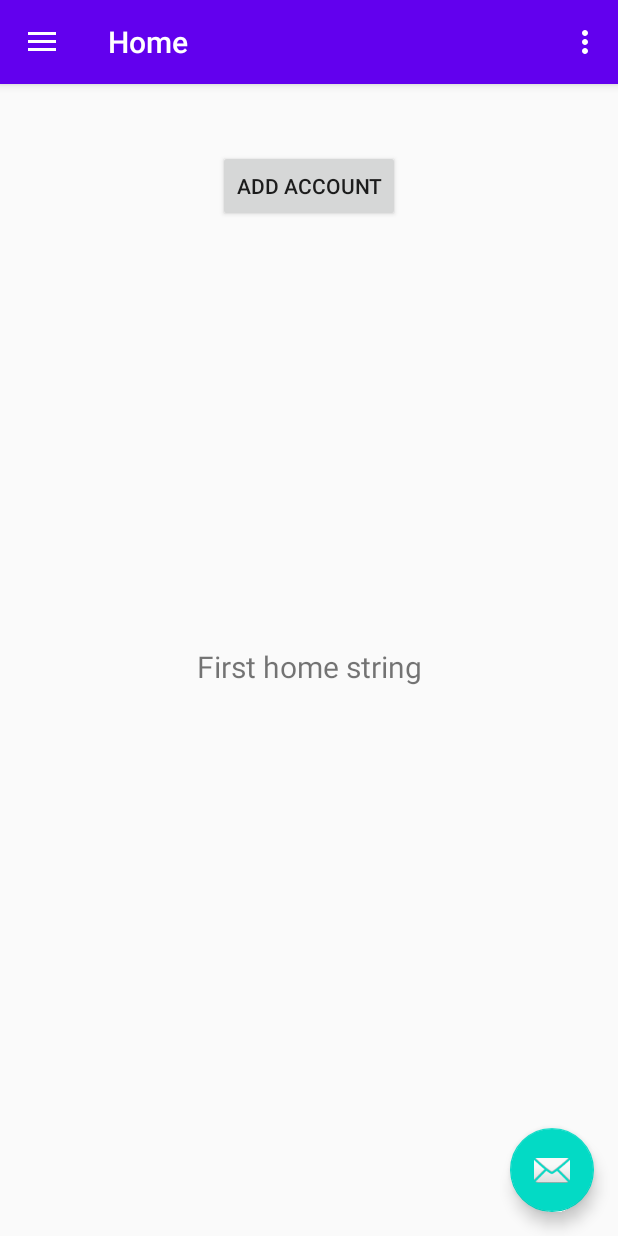
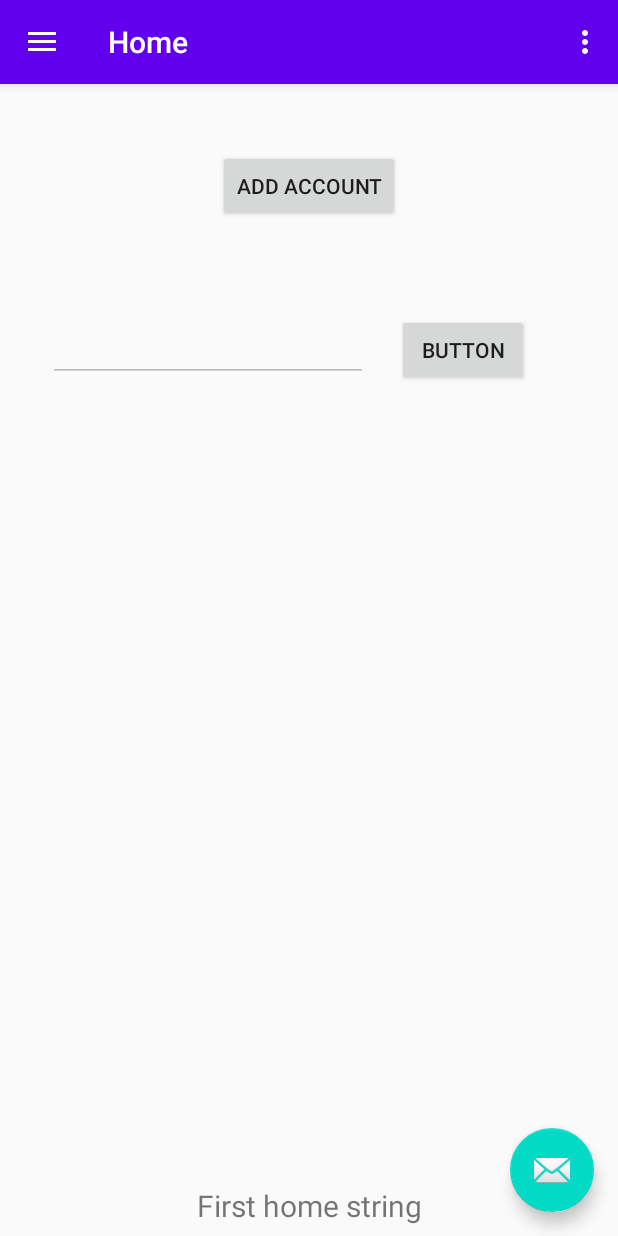
Before and after one commit to EduSFreitas/SyncFiles, an Android app: the screen it shows after launch (MainActivity), on a phone screen of 412 x 824 dp. Run offline under Robolectric (Android 15) with nearby library versions, the phone set to English and light mode, and no system bars; our stand-ins replace Timber, navigation-ui; libraries missing offline, so code that uses them is left out: com.google.api.client, com.google.api.services.

```diff
--- a/app/src/main/res/layout/content_main.xml
+++ b/app/src/main/res/layout/content_main.xml
@@ -19,7 +19,7 @@
         app:navGraph="@navigation/mobile_navigation" />
 
     <Button
-        android:id="@+id/button"
+        android:id="@+id/add_account_button"
         android:layout_width="wrap_content"
         android:layout_height="wrap_content"
         android:layout_marginTop="44dp"
@@ -28,4 +28,28 @@
         app:layout_constraintHorizontal_bias="0.5"
         app:layout_constraintStart_toStartOf="parent"
         app:layout_constraintTop_toTopOf="parent" />
+
+    <EditText
+        android:id="@+id/file_path_text"
+        android:layout_width="wrap_content"
+        android:layout_height="wrap_content"
+        android:layout_marginStart="32dp"
+        android:ems="10"
+        android:enabled="false"
+        android:inputType="textPersonName"
+        android:text=""
+        app:layout_constraintBottom_toBottomOf="parent"
+        app:layout_constraintStart_toStartOf="parent"
+        app:layout_constraintTop_toTopOf="parent"
+        app:layout_constraintVertical_bias="0.212" />
+
+    <Button
+        android:id="@+id/add_file_button"
+        android:layout_width="wrap_content"
+        android:layout_height="wrap_content"
+        android:layout_marginStart="19dp"
+        android:text="Button"
+        app:layout_constraintBaseline_toBaselineOf="@+id/file_path_text"
+        app:layout_constraintStart_toEndOf="@+id/file_path_text" />
+
 </androidx.constraintlayout.widget.ConstraintLayout>
--- a/app/src/main/res/layout/fragment_home.xml
+++ b/app/src/main/res/layout/fragment_home.xml
@@ -17,8 +17,10 @@
         android:textSize="20sp"
         app:layout_constraintBottom_toBottomOf="parent"
         app:layout_constraintEnd_toEndOf="parent"
+        app:layout_constraintHorizontal_bias="1.0"
         app:layout_constraintStart_toStartOf="parent"
-        app:layout_constraintTop_toTopOf="parent" />
+        app:layout_constraintTop_toTopOf="parent"
+        app:layout_constraintVertical_bias="0.991" />
 
 
 </androidx.constraintlayout.widget.ConstraintLayout>
```
Also changed, not shown: app/src/main/java/com/rafalk/syncfiles/MainActivity.kt (+17 -11 lines).
